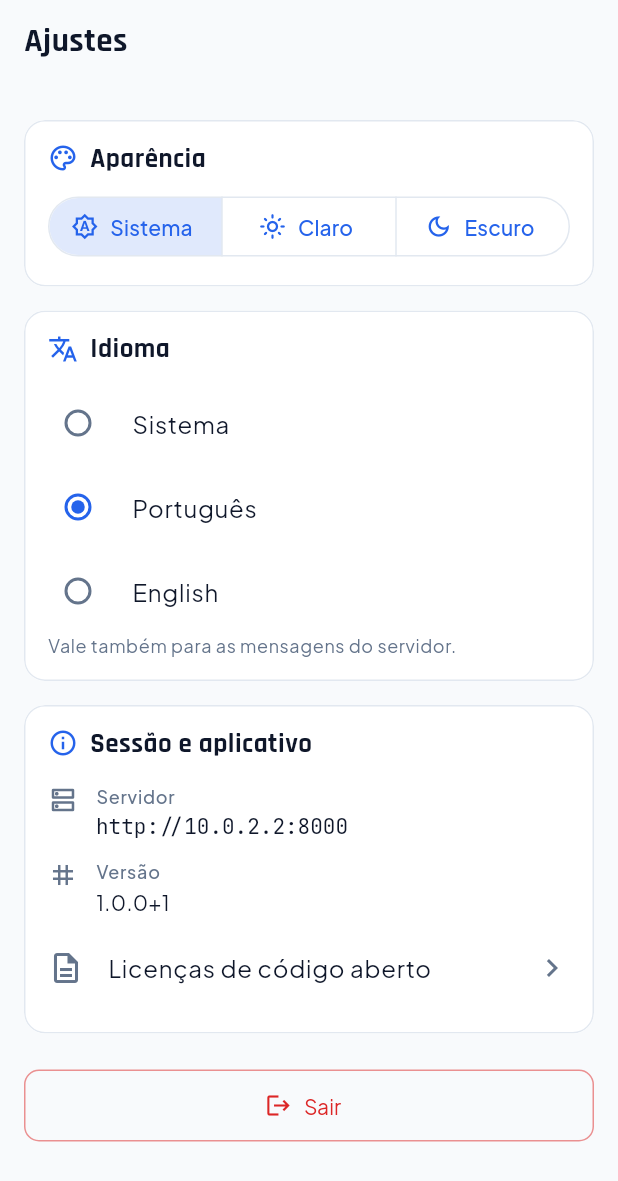
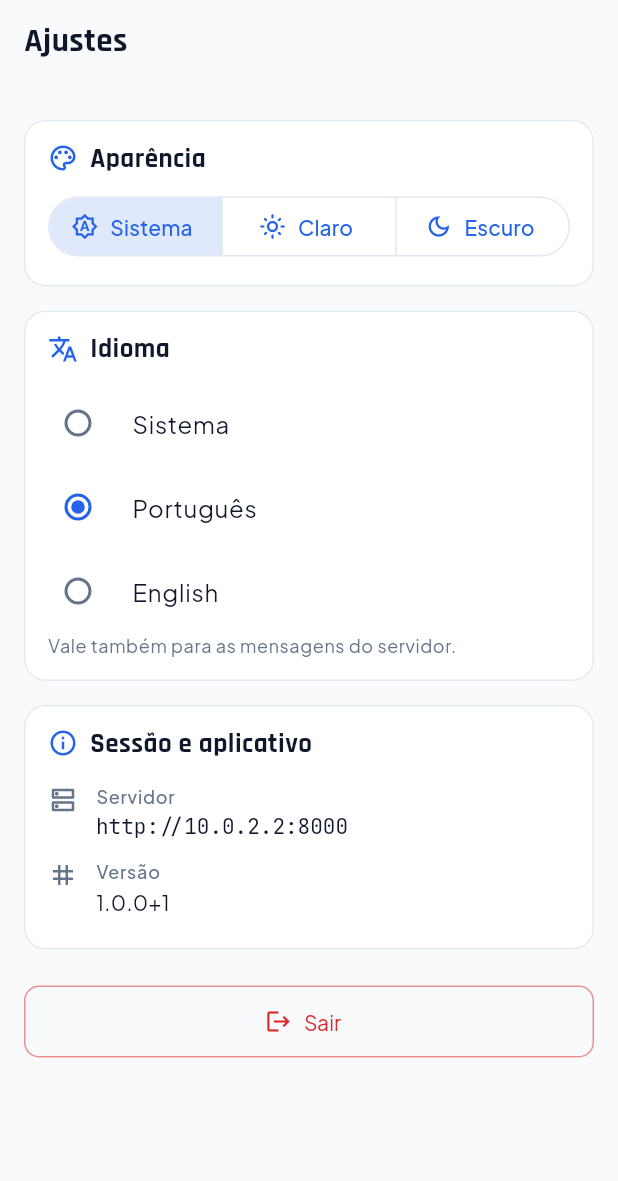
Before and after one commit to rodrigothoma/sgopi-sentinela, a Flutter app: the TelaAjustes screen opened by its route, after a tap on "Português", on a phone screen of 412 x 824 dp. Shown: the top 1181 px of the screen. Run offline on Flutter 3.47's test engine with Material 3 defaults, Android fonts, the phone set to English and light mode, and no system bars; our stand-ins replace dio, flutter_riverpod, flutter_secure_storage, flutter_svg, geolocator, go_router and 5 more; accounts and stored records are empty; generated files the repository leaves out were written again; statements that could not run were skipped.

Commit message:
fix(mobile): evita quebra do rotulo de tema e remove tela de licencas dos ajustes

```diff
--- a/mobile/lib/core/l10n/app_en.arb
+++ b/mobile/lib/core/l10n/app_en.arb
@@ -164,7 +164,6 @@
   "rotuloPapel": "Role",
   "rotuloServidor": "Server",
   "rotuloVersao": "Version",
-  "licencas": "Open source licenses",
   "sairConfirmacao": "Sign out of this device?",
   "alterarTema": "Theme",
   "alterarIdioma": "Language",
--- a/mobile/lib/core/l10n/app_pt.arb
+++ b/mobile/lib/core/l10n/app_pt.arb
@@ -279,7 +279,6 @@
   "rotuloPapel": "Papel",
   "rotuloServidor": "Servidor",
   "rotuloVersao": "Versão",
-  "licencas": "Licenças de código aberto",
   "sairConfirmacao": "Encerrar a sessão neste aparelho?",
   "alterarTema": "Tema",
   "alterarIdioma": "Idioma",
--- a/mobile/lib/features/preferencias/presentation/tela_ajustes.dart
+++ b/mobile/lib/features/preferencias/presentation/tela_ajustes.dart
@@ -64,9 +64,20 @@ class TelaAjustes extends ConsumerWidget {
               SegmentedButton<ModoTema>(
                 key: const Key('ajustes.tema'),
                 showSelectedIcon: false,
+                style: SegmentedButton.styleFrom(
+                  padding: const EdgeInsets.symmetric(horizontal: 8),
+                ),
                 segments: [
                   for (final m in ModoTema.values)
-                    ButtonSegment(value: m, icon: Icon(m.icone), label: Text(m.rotulo(t))),
+                    ButtonSegment(
+                      value: m,
+                      icon: Icon(m.icone),
+                      // Em tela estreita ou fonte grande, encolhe o rótulo em vez de quebrá-lo.
+                      label: FittedBox(
+                        fit: BoxFit.scaleDown,
+                        child: Text(m.rotulo(t), maxLines: 1, softWrap: false),
+                      ),
+                    ),
                 ],
                 selected: {preferencias.tema},
                 onSelectionChanged: (s) => controlador.definirTema(s.single),
@@ -121,17 +132,6 @@ class TelaAjustes extends ConsumerWidget {
                 rotulo: t.rotuloVersao,
                 valor: ref.watch(versaoAppProvider),
               ),
-              ListTile(
-                contentPadding: EdgeInsets.zero,
-                leading: const Icon(Icons.description_outlined),
-                title: Text(t.licencas),
-                trailing: const Icon(Icons.chevron_right),
-                onTap: () => showLicensePage(
-                  context: context,
-                  applicationName: t.appTitulo,
-                  applicationVersion: ref.read(versaoAppProvider),
-                ),
-              ),
             ],
           ),
           const SizedBox(height: 24),
--- a/mobile/lib/main.dart
+++ b/mobile/lib/main.dart
@@ -4,12 +4,10 @@ import 'package:material_ui/material_ui.dart';
 
 import 'app/app.dart';
 import 'app/di.dart';
-import 'app/licencas.dart';
 
 Future<void> main() async {
   WidgetsFlutterBinding.ensureInitialized();
   await initializeDateFormatting();
-  registrarLicencasDasFontes();
   runApp(
     ProviderScope(
       overrides: await adaptadoresDeProducao(),
```
Also changed, not shown: mobile/lib/app/licencas.dart (deleted, +0 -16 lines), 1 other file.
